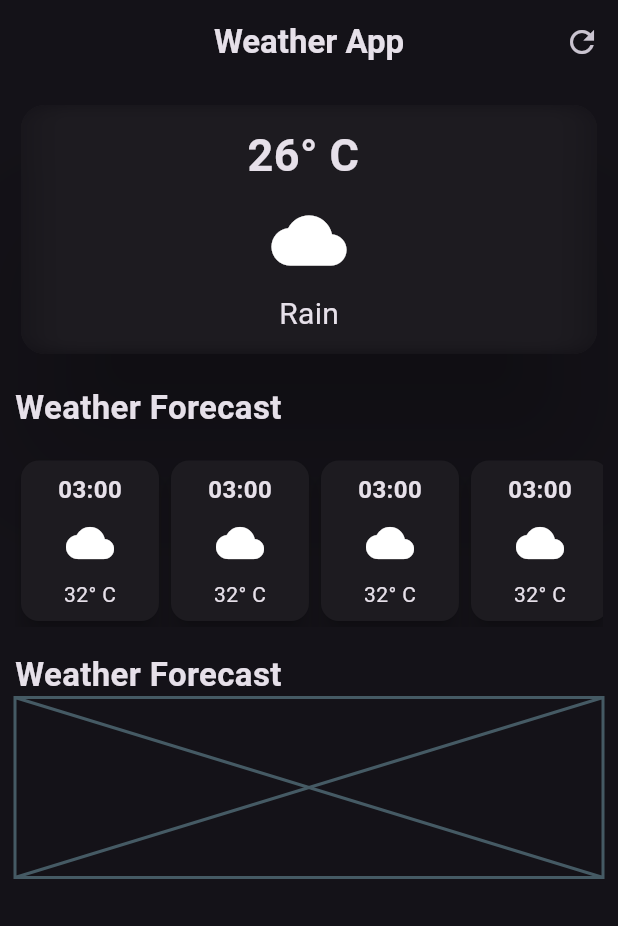
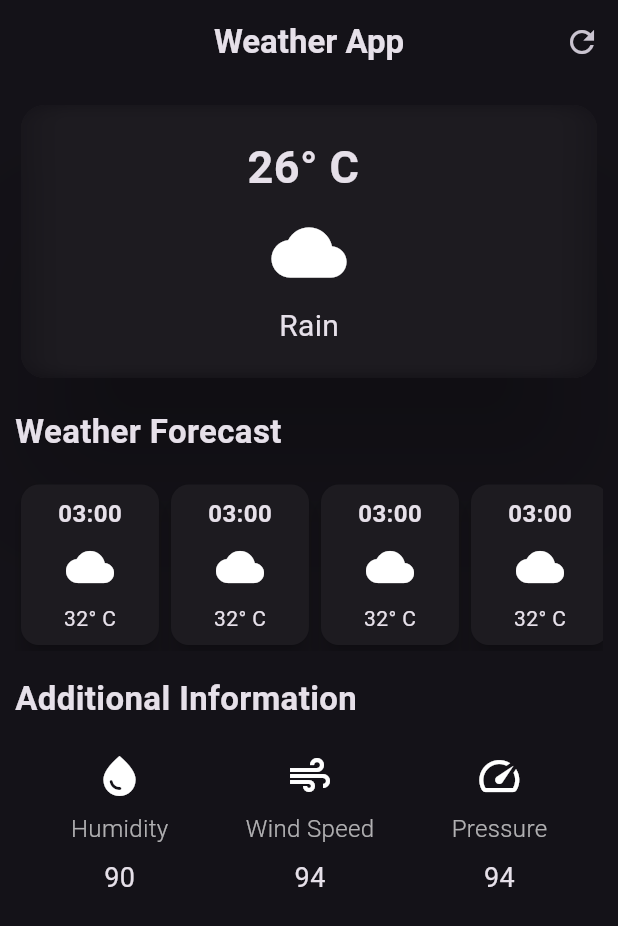
Before and after one commit to HAMZOO0/Flutter-Projects, a Flutter app: the screen it shows after launch, on a phone screen of 412 x 824 dp. Shown: the top 926 px of the screen. Run offline on Flutter 3.47's test engine with Material 3 defaults, Android fonts, the phone set to English and light mode, and no system bars.

Commit message:
feat(ui): add additional information and hourly weather card components

```diff
--- /dev/null
+++ b/Weather App/lib/additional_information_card.dart
@@ -0,0 +1,47 @@
+import 'dart:ui';
+import 'package:flutter/material.dart';
+
+class additional_information extends StatelessWidget {
+  final IconData icon;
+  final String label;
+  final String value;
+  const additional_information({
+    super.key,
+    required this.icon,
+    required this.label,
+    required this.value,
+  });
+
+  @override
+  Widget build(BuildContext context) {
+    return Container(
+      child: Padding(
+        padding: const EdgeInsets.all(20.0),
+        child: Column(
+          children: [
+            Icon(
+              icon, // icon here
+              size: 32,
+            ),
+            const SizedBox(height: 8), // use to add some space
+
+            Text(
+              label, // label here
+              style: TextStyle(
+                fontWeight: FontWeight.w300,
+                color: Color.fromARGB(170, 255, 255, 255),
+                fontSize: 16,
+              ),
+            ),
+            const SizedBox(height: 8), // use to add some space
+
+            Text(
+              value, // here we value
+              style: TextStyle(fontSize: 18),
+            ),
+          ],
+        ),
+      ),
+    );
+  }
+}
--- /dev/null
+++ b/Weather App/lib/hourly_weather_card.dart
@@ -0,0 +1,40 @@
+import 'package:flutter/material.dart';
+
+class weather_card extends StatelessWidget {
+  const weather_card({super.key});
+
+  @override
+  Widget build(BuildContext context) {
+    return SizedBox(
+      width: 100,
+      child: Card(
+        elevation: 6,
+
+        child: Container(
+          decoration: BoxDecoration(
+            borderRadius: BorderRadius.circular(12),
+          ), // use to add boarder radius
+          padding: const EdgeInsets.all(8.0),
+          child: Column(
+            children: [
+              Text(
+                "03:00",
+                style: TextStyle(fontSize: 16, fontWeight: FontWeight.bold),
+              ),
+              const SizedBox(height: 8), // use to add some space
+              Icon(Icons.cloud, size: 32),
+              const SizedBox(height: 8), // use to add some space
+              Text(
+                "32° C",
+                // style: TextStyle(
+                //   fontSize: 16,
+                //   fontWeight: FontWeight.bold,
+                // ),
+              ),
+            ],
+          ),
+        ),
+      ),
+    );
+  }
+}
--- a/Weather App/lib/weather_screen.dart
+++ b/Weather App/lib/weather_screen.dart
@@ -1,6 +1,7 @@
 import 'dart:ui';
-
 import 'package:flutter/material.dart';
+import 'hourly_weather_card.dart';
+import 'additional_information_card.dart';
 
 class WeatherScreen extends StatelessWidget {
   const WeatherScreen({super.key});
@@ -51,7 +52,7 @@ class WeatherScreen extends StatelessWidget {
                     filter: ImageFilter.blur(sigmaX: 15, sigmaY: 5),
 
                     child: Padding(
-                      padding: EdgeInsets.all(12.0),
+                      padding: EdgeInsets.all(20.0),
                       child: Column(
                         children: [
                           Text(
@@ -98,12 +99,34 @@ class WeatherScreen extends StatelessWidget {
             const SizedBox(height: 16), // use to add some space
             const Text(
               // we also use align widget use to algin it like left  , right  , we also use contanier
-              "Weather Forecast",
+              "Additional Information",
               style: TextStyle(fontSize: 22, fontWeight: FontWeight.bold),
             ),
-            const Placeholder(
-              fallbackHeight: 120,
-              //  child: const Text("hi")
+
+            Row(
+              mainAxisAlignment: MainAxisAlignment.spaceAround,
+              children: [
+                const SizedBox(height: 16), // use to add some space
+
+                additional_information(
+                  icon: Icons.water_drop,
+                  label: "Humidity",
+                  value: "90",
+                ),
+                additional_information(
+                  icon: Icons.air,
+                  label: "Wind Speed",
+                  value: "94",
+                ),
+
+                additional_information(
+                  icon: Icons.speed,
+                  label: "Pressure",
+                  value: "94",
+                ),
+
+                const SizedBox(height: 16), // use to add some space
+              ],
             ),
           ],
         ),
@@ -111,43 +134,3 @@ class WeatherScreen extends StatelessWidget {
     );
   }
 }
-
-// here i extracted the weather_card
-class weather_card extends StatelessWidget {
-  const weather_card({super.key});
-
-  @override
-  Widget build(BuildContext context) {
-    return SizedBox(
-      width: 100,
-      child: Card(
-        elevation: 6,
-
-        child: Container(
-          decoration: BoxDecoration(
-            borderRadius: BorderRadius.circular(12),
-          ), // use to add boarder radius
-          padding: const EdgeInsets.all(8.0),
-          child: Column(
-            children: [
-              Text(
-                "03:00",
-                style: TextStyle(fontSize: 16, fontWeight: FontWeight.bold),
-              ),
-              const SizedBox(height: 8), // use to add some space
-              Icon(Icons.cloud, size: 32),
-              const SizedBox(height: 8), // use to add some space
-              Text(
-                "32° C",
-                // style: TextStyle(
-                //   fontSize: 16,
-                //   fontWeight: FontWeight.bold,
-                // ),
-              ),
-            ],
-          ),
-        ),
-      ),
-    );
-  }
-}
```
